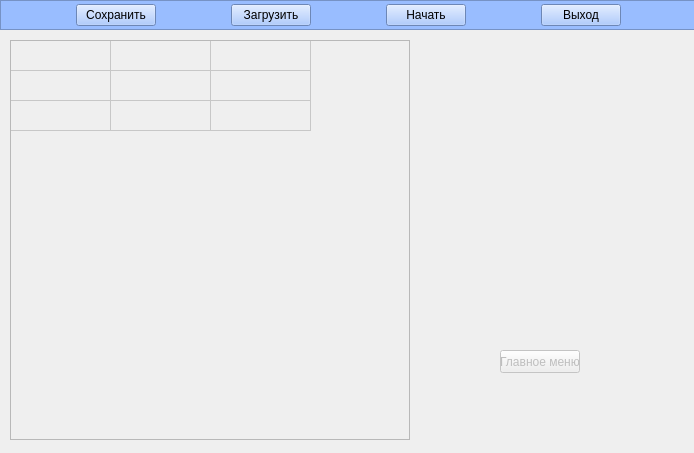
Qt form mainwindow.ui (rgorkovenko/InventoryQt) before a commit.
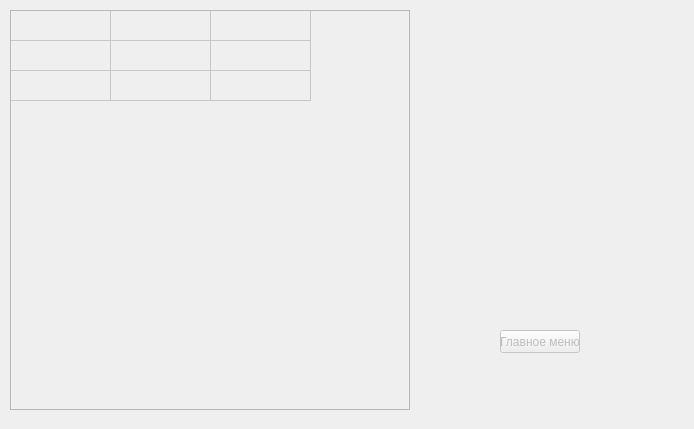
The same form after that commit. Icons and pictures are not drawn. Custom widgets are drawn as their Qt base class.

Commit message: added main menu form

The edit to the form file:
```diff
--- a/mainwindow.ui
+++ b/mainwindow.ui
@@ -10,7 +10,7 @@
     <x>0</x>
     <y>0</y>
     <width>694</width>
-    <height>453</height>
+    <height>429</height>
    </rect>
   </property>
   <property name="windowTitle">
@@ -27,7 +27,7 @@
     <property name="geometry">
      <rect>
       <x>500</x>
-      <y>350</y>
+      <y>330</y>
       <width>80</width>
       <height>23</height>
      </rect>
@@ -43,7 +43,7 @@
     <property name="geometry">
      <rect>
       <x>470</x>
-      <y>60</y>
+      <y>30</y>
       <width>131</width>
       <height>131</height>
      </rect>
@@ -65,7 +65,7 @@
     <property name="geometry">
      <rect>
       <x>10</x>
-      <y>40</y>
+      <y>10</y>
       <width>400</width>
       <height>400</height>
      </rect>
@@ -134,97 +134,6 @@
      </property>
     </column>
    </widget>
-   <widget class="QFrame" name="mainMenu">
-    <property name="geometry">
-     <rect>
-      <x>0</x>
-      <y>0</y>
-      <width>701</width>
-      <height>30</height>
-     </rect>
-    </property>
-    <property name="layoutDirection">
-     <enum>Qt::LeftToRight</enum>
-    </property>
-    <property name="styleSheet">
-     <string notr="true">background-color: rgb(153, 189, 255);</string>
-    </property>
-    <property name="frameShape">
-     <enum>QFrame::StyledPanel</enum>
-    </property>
-    <property name="frameShadow">
-     <enum>QFrame::Raised</enum>
-    </property>
-    <layout class="QHBoxLayout" name="horizontalLayout_2">
-     <property name="spacing">
-      <number>0</number>
-     </property>
-     <property name="leftMargin">
-      <number>0</number>
-     </property>
-     <property name="topMargin">
-      <number>0</number>
-     </property>
-     <property name="rightMargin">
-      <number>0</number>
-     </property>
-     <property name="bottomMargin">
-      <number>0</number>
-     </property>
-     <item>
-      <widget class="QPushButton" name="saveInventory">
-       <property name="sizePolicy">
-        <sizepolicy hsizetype="Maximum" vsizetype="Fixed">
-         <horstretch>0</horstretch>
-         <verstretch>0</verstretch>
-        </sizepolicy>
-       </property>
-       <property name="text">
-        <string>Сохранить</string>
-       </property>
-      </widget>
-     </item>
-     <item>
-      <widget class="QPushButton" name="loadInventory">
-       <property name="sizePolicy">
-        <sizepolicy hsizetype="Maximum" vsizetype="Fixed">
-         <horstretch>0</horstretch>
-         <verstretch>0</verstretch>
-        </sizepolicy>
-       </property>
-       <property name="text">
-        <string>Загрузить</string>
-       </property>
-      </widget>
-     </item>
-     <item>
-      <widget class="QPushButton" name="bStart">
-       <property name="sizePolicy">
-        <sizepolicy hsizetype="Maximum" vsizetype="Fixed">
-         <horstretch>0</horstretch>
-         <verstretch>0</verstretch>
-        </sizepolicy>
-       </property>
-       <property name="text">
-        <string>Начать</string>
-       </property>
-      </widget>
-     </item>
-     <item>
-      <widget class="QPushButton" name="bExit">
-       <property name="sizePolicy">
-        <sizepolicy hsizetype="Maximum" vsizetype="Fixed">
-         <horstretch>0</horstretch>
-         <verstretch>0</verstretch>
-        </sizepolicy>
-       </property>
-       <property name="text">
-        <string>Выход</string>
-       </property>
-      </widget>
-     </item>
-    </layout>
-   </widget>
   </widget>
  </widget>
  <layoutdefault spacing="6" margin="11"/>
```
The commit also changes 15 other files.
